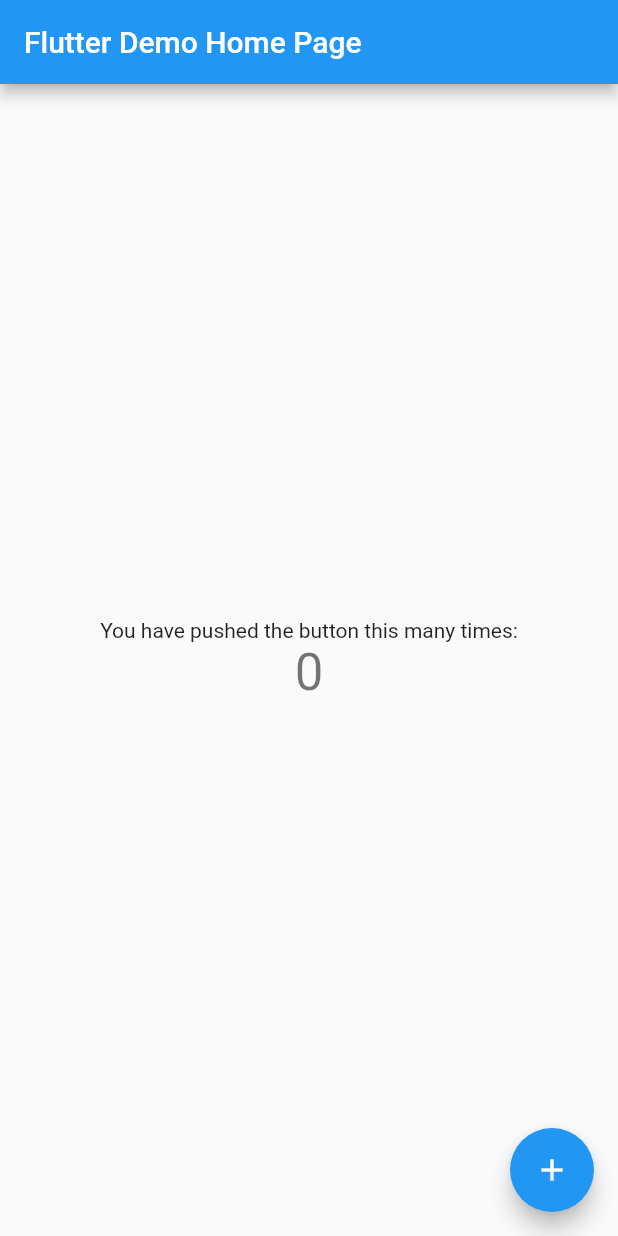
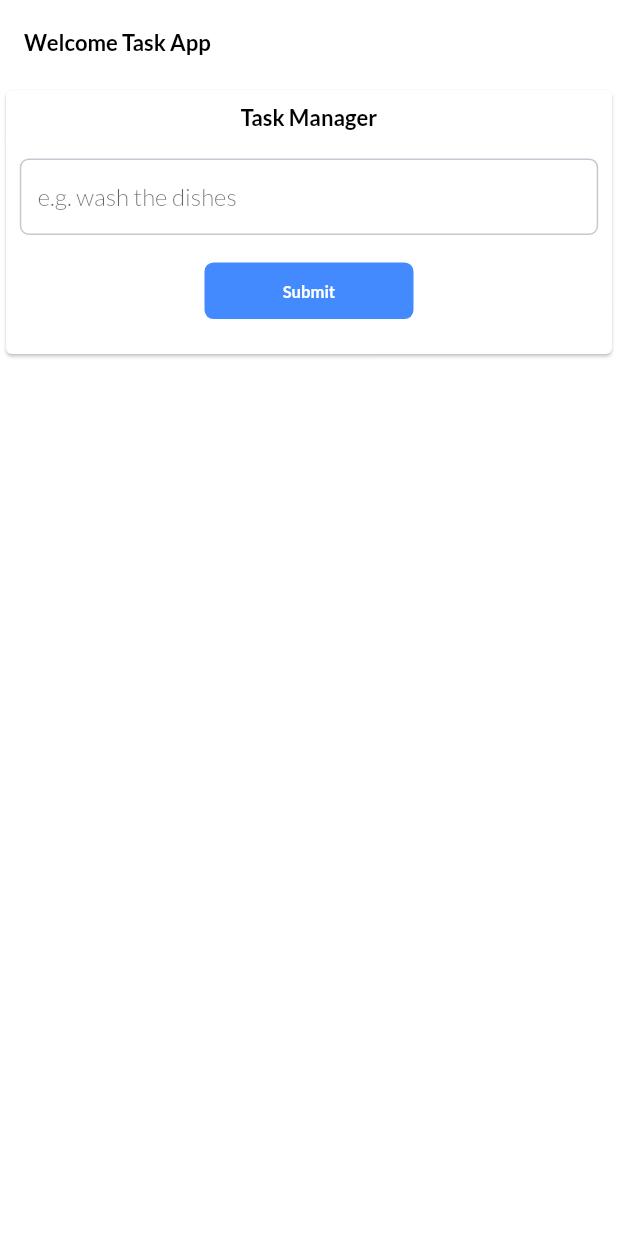
Before and after one commit to mide18/task_app, a Flutter app: the screen it shows after launch, on a phone screen of 412 x 824 dp. Run offline on Flutter 3.47's test engine with Material 2 defaults, Android fonts, the light colour scheme and no system bars; our stand-ins replace flutter_riverpod, flutter_screenutil; statements that could not run were skipped.

Commit message:
task update

```diff
--- /dev/null
+++ b/lib/constants/components.dart
@@ -0,0 +1,16 @@
+import 'package:flutter/material.dart';
+
+OutlineInputBorder enableOutline() {
+  return OutlineInputBorder(
+    borderSide:
+    BorderSide(style: BorderStyle.solid, color: Color(0xFFC2C9D1)),
+    borderRadius: BorderRadius.all(Radius.circular(6)),
+  );
+}
+
+OutlineInputBorder focusOutline() {
+  return OutlineInputBorder(
+    borderSide: BorderSide(color: Colors.orangeAccent),
+    borderRadius: BorderRadius.all(Radius.circular(6)),
+  );
+}
--- /dev/null
+++ b/lib/constants/routes.dart
@@ -0,0 +1,18 @@
+import 'package:flutter/cupertino.dart';
+import 'package:flutter/material.dart';
+import 'package:task_manager_app/screens/intro_screen.dart';
+import 'package:task_manager_app/screens/tasks_screen.dart';
+
+class AppRoutes{
+  static const String tasksScreen = './tasksScreen';
+
+  static Route<dynamic> onGenerateRoute(RouteSettings settings){
+    switch(settings.name){
+      case tasksScreen: return _buildRoute(TasksScreen(), settings);
+      default: return _buildRoute(IntroScreen(), settings);
+    }
+  }
+  static _buildRoute(Widget screen, RouteSettings settings) {
+    return MaterialPageRoute(builder: (context) => screen, settings: settings);
+  }
+}
--- a/lib/main.dart
+++ b/lib/main.dart
@@ -1,113 +1,82 @@
+import 'dart:io';
+
+import 'package:flutter/cupertino.dart';
 import 'package:flutter/material.dart';
+import 'package:flutter_riverpod/flutter_riverpod.dart';
+import 'package:flutter_screenutil/flutter_screenutil.dart';
+import 'package:task_manager_app/screens/intro_screen.dart';
+
+import 'constants/routes.dart';
+import 'core/logger.dart';
 
 void main() {
-  runApp(MyApp());
+  runApp(ProviderScope(
+    child: MyApp(),
+    observers: [Logger()],
+  ));
 }
 
 class MyApp extends StatelessWidget {
   // This widget is the root of your application.
   @override
   Widget build(BuildContext context) {
-    return MaterialApp(
-      title: 'Flutter Demo',
-      theme: ThemeData(
-        // This is the theme of your application.
-        //
-        // Try running your application with "flutter run". You'll see the
-        // application has a blue toolbar. Then, without quitting the app, try
-        // changing the primarySwatch below to Colors.green and then invoke
-        // "hot reload" (press "r" in the console where you ran "flutter run",
-        // or simply save your changes to "hot reload" in a Flutter IDE).
-        // Notice that the counter didn't reset back to zero; the application
-        // is not restarted.
-        primarySwatch: Colors.blue,
-      ),
-      home: MyHomePage(title: 'Flutter Demo Home Page'),
+    return ScreenUtilInit(
+      designSize: Size(414, 896),
+      minTextAdapt: true,
+      splitScreenMode: true,
+      builder: () => Platform.isIOS
+          ? CupertinoApp(
+              color: Color(0xFFF7F7F7),
+              debugShowCheckedModeBanner: false,
+              localizationsDelegates: [
+                DefaultMaterialLocalizations.delegate,
+                DefaultCupertinoLocalizations.delegate,
+                DefaultWidgetsLocalizations.delegate,
+              ],
+              title: 'Task App',
+              theme: CupertinoThemeData(
+                  barBackgroundColor: Color(0xFFF7F7F7),
+                  scaffoldBackgroundColor: Color(0xFFF7F7F7),
+                  primaryColor: Colors.black),
+              builder: (context, widget) {
+                ScreenUtil.setContext(context);
+                return MediaQuery(
+                  //Setting font does not change with system font size
+                  data: MediaQuery.of(context).copyWith(textScaleFactor: 1.0),
+                  child: widget!,
+                );
+              },
+              onGenerateRoute: AppRoutes.onGenerateRoute,
+              // home: SellerWalletScreen(),
+              home: IntroScreen(),
+              //home:CupertinoDrawer()
+            )
+          : MaterialApp(
+              title: 'Task App',
+              debugShowCheckedModeBanner: false,
+              theme: ThemeData(
+                appBarTheme: AppBarTheme(
+                    color: Colors.blueAccent,
+                    elevation: 0,
+                    iconTheme: IconThemeData(
+                      color: Colors.black,
+                    )),
+                primarySwatch: Colors.cyan,
+                fontFamily: 'Lato',
+                canvasColor: Colors.white,
+                dividerColor: Colors.grey,
+              ),
+              builder: (context, widget) {
+                ScreenUtil.setContext(context);
+                return MediaQuery(
+                  //Setting font does not change with system font size
+                  data: MediaQuery.of(context).copyWith(textScaleFactor: 1.0),
+                  child: widget!,
+                );
+              },
+              onGenerateRoute: AppRoutes.onGenerateRoute,
+              home: IntroScreen(),
+            ),
     );
   }
 }
-
-class MyHomePage extends StatefulWidget {
-  MyHomePage({Key? key, required this.title}) : super(key: key);
-
-  // This widget is the home page of your application. It is stateful, meaning
-  // that it has a State object (defined below) that contains fields that affect
-  // how it looks.
-
-  // This class is the configuration for the state. It holds the values (in this
-  // case the title) provided by the parent (in this case the App widget) and
-  // used by the build method of the State. Fields in a Widget subclass are
-  // always marked "final".
-
-  final String title;
-
-  @override
-  _MyHomePageState createState() => _MyHomePageState();
-}
-
-class _MyHomePageState extends State<MyHomePage> {
-  int _counter = 0;
-
-  void _incrementCounter() {
-    setState(() {
-      // This call to setState tells the Flutter framework that something has
-      // changed in this State, which causes it to rerun the build method below
-      // so that the display can reflect the updated values. If we changed
-      // _counter without calling setState(), then the build method would not be
-      // called again, and so nothing would appear to happen.
-      _counter++;
-    });
-  }
-
-  @override
-  Widget build(BuildContext context) {
-    // This method is rerun every time setState is called, for instance as done
-    // by the _incrementCounter method above.
-    //
-    // The Flutter framework has been optimized to make rerunning build methods
-    // fast, so that you can just rebuild anything that needs updating rather
-    // than having to individually change instances of widgets.
-    return Scaffold(
-      appBar: AppBar(
-        // Here we take the value from the MyHomePage object that was created by
-        // the App.build method, and use it to set our appbar title.
-        title: Text(widget.title),
-      ),
-      body: Center(
-        // Center is a layout widget. It takes a single child and positions it
-        // in the middle of the parent.
-        child: Column(
-          // Column is also a layout widget. It takes a list of children and
-          // arranges them vertically. By default, it sizes itself to fit its
-          // children horizontally, and tries to be as tall as its parent.
-          //
-          // Invoke "debug painting" (press "p" in the console, choose the
-          // "Toggle Debug Paint" action from the Flutter Inspector in Android
-          // Studio, or the "Toggle Debug Paint" command in Visual Studio Code)
-          // to see the wireframe for each widget.
-          //
-          // Column has various properties to control how it sizes itself and
-          // how it positions its children. Here we use mainAxisAlignment to
-          // center the children vertically; the main axis here is the vertical
-          // axis because Columns are vertical (the cross axis would be
-          // horizontal).
-          mainAxisAlignment: MainAxisAlignment.center,
-          children: <Widget>[
-            Text(
-              'You have pushed the button this many times:',
-            ),
-            Text(
-              '$_counter',
-              style: Theme.of(context).textTheme.headline4,
-            ),
-          ],
-        ),
-      ),
-      floatingActionButton: FloatingActionButton(
-        onPressed: _incrementCounter,
-        tooltip: 'Increment',
-        child: Icon(Icons.add),
-      ), // This trailing comma makes auto-formatting nicer for build methods.
-    );
-  }
-}
--- /dev/null
+++ b/lib/screens/intro_screen.dart
@@ -0,0 +1,112 @@
+import 'package:flutter/material.dart';
+import 'package:flutter_screenutil/flutter_screenutil.dart';
+import 'package:task_manager_app/constants/components.dart';
+import 'package:task_manager_app/constants/custom_icons_icons.dart';
+import 'package:task_manager_app/constants/routes.dart';
+
+class IntroScreen extends StatefulWidget {
+  const IntroScreen({Key? key}) : super(key: key);
+
+  @override
+  _IntroScreenState createState() => _IntroScreenState();
+}
+
+class _IntroScreenState extends State<IntroScreen> {
+
+  String task = "";
+  final _formKey = GlobalKey<FormState>();
+  final _focusScopeNode = FocusScopeNode();
+
+  @override
+  Widget build(BuildContext context) {
+    return Scaffold(
+      appBar: AppBar(
+        backgroundColor: Colors.white,
+        iconTheme: IconThemeData(color: Colors.black),
+        title: Text(
+          'Welcome Task App',
+          style: TextStyle(
+              fontSize: 16.sp,
+              color: Colors.black,
+              fontWeight: FontWeight.w700),
+        ),
+        automaticallyImplyLeading: true,
+      ),
+      body: Container(height: 200.h,
+        child: Center(
+            child: Card(
+          elevation: 1,
+          child: Padding(
+            padding: EdgeInsets.all(10.r),
+            child: Form(key: _formKey,
+              child: Column(
+                children: [
+                  Text(
+                    'Task Manager',
+                    style: TextStyle(
+                        fontSize: 16.sp,
+                        color: Colors.black,
+                        fontWeight: FontWeight.w700),
+                  ),
+                  SizedBox(
+                    height: 20.h,
+                  ),
+                  TextFormField(
+                    onSaved: (newValue) {
+                      if (newValue == null) {
+                        return;
+                      }
+                      task = newValue;
+                    },
+                    validator: (value) {
+                      if (value!.isEmpty) {
+                        return "Please fill an item";
+                      } else {
+                        value = task;
+                        return null;
+                      }
+                    },
+                    onEditingComplete: () {
+                      _focusScopeNode.nextFocus();
+                    },
+                    decoration: InputDecoration(
+                        isDense: true,
+                        focusedBorder: focusOutline(),
+                        border: enableOutline(),
+                        enabledBorder: enableOutline(),
+                    hintText: 'e.g. wash the dishes'
+                    ),
+                  ),
+                  SizedBox(height: 20.h,),
+                  Container(
+                    decoration: BoxDecoration(
+                        color: Colors.blueAccent,
+                        borderRadius: BorderRadius.circular(6)),
+                    width: 140.w,
+                    height: 41.h,
+                    child: TextButton(
+                      onPressed: () {
+                        if (_formKey.currentState!.validate()){
+                          _formKey.currentState!.save();
+
+Navigator.of(context).pushNamed(AppRoutes.tasksScreen);
+                        }
+                      },
+                      child: Text(
+                        'Submit',
+                        style: TextStyle(
+                            fontSize: 12.sp,
+                            color: Colors.white,
+                            fontWeight: FontWeight.w700),
+                      ),
+                    ),
+                  )
+                ],
+              ),
+            ),
+          ),
+        )),
+      ),
+    );
+  }
+}
```
Also changed, not shown: assets/fonts/Lato/OFL.txt (added, +93 -0 lines), lib/constants/custom_icons_icons.dart (added, +113 -0 lines), lib/core/logger.dart (added, +13 -0 lines), lib/screens/tasks_screen.dart (added, +58 -0 lines), pubspec.yaml (+17 -9 lines), assets/fonts/CustomIcons.ttf (added), assets/fonts/Lato/Lato-Black.ttf (added), assets/fonts/Lato/Lato-BlackItalic.ttf (added), assets/fonts/Lato/Lato-Bold.ttf (added), assets/fonts/Lato/Lato-BoldItalic.ttf (added), assets/fonts/Lato/Lato-Italic.ttf (added), assets/fonts/Lato/Lato-Light.ttf (added), assets/fonts/Lato/Lato-LightItalic.ttf (added), assets/fonts/Lato/Lato-Regular.ttf (added), 3 more files, 1 other file.
